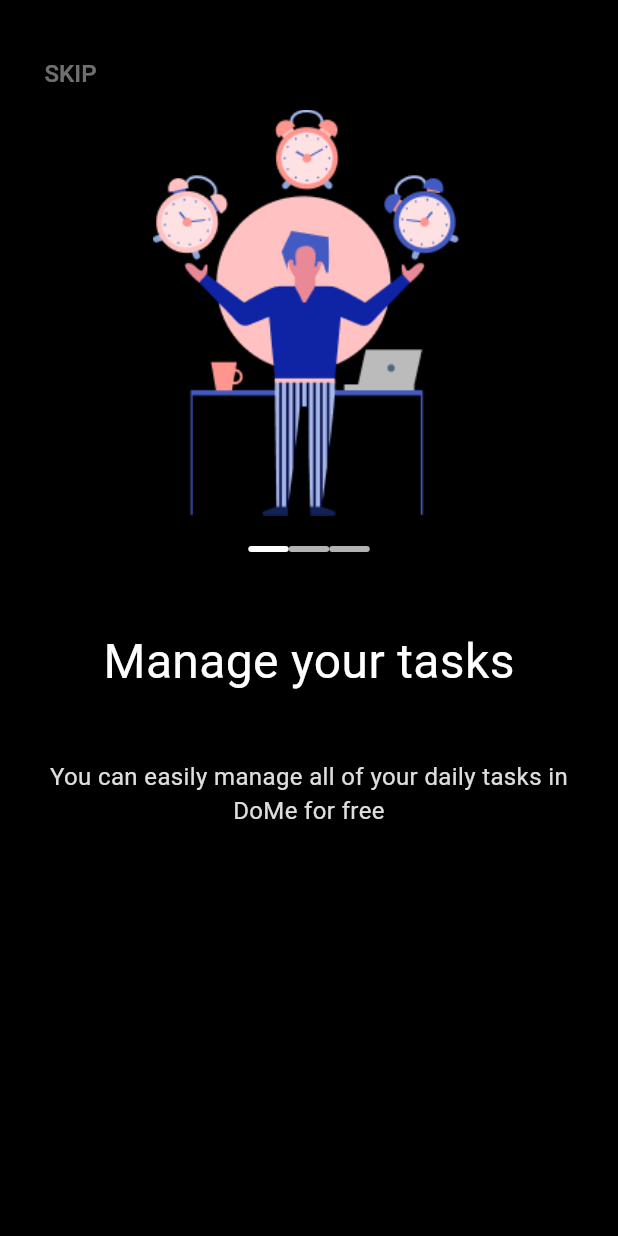
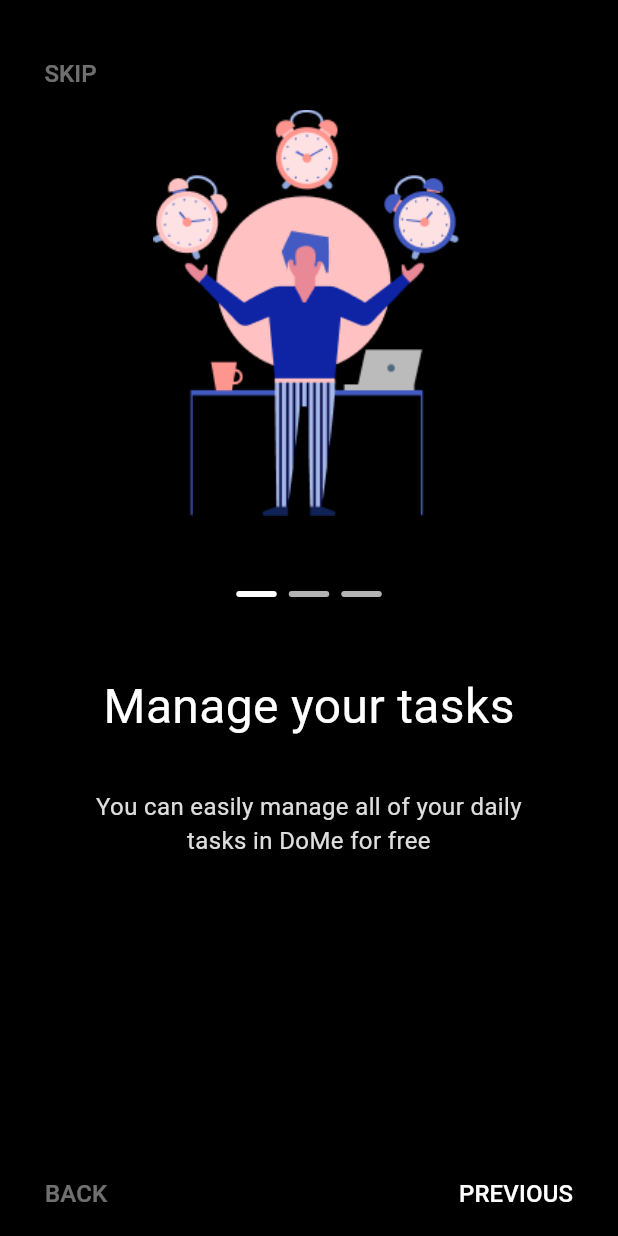
Before and after one commit to binhmobilecse/ToDoApp, a Flutter app: the screen it shows after launch, on a phone screen of 412 x 824 dp. Run offline on Flutter 3.47's test engine with Material 3 defaults, Android fonts, the phone set to English and light mode, and no system bars.

Commit message:
build onboarding layout _ part 1

```diff
--- a/lib/ui/onboarding/onboarding_child_view.dart
+++ b/lib/ui/onboarding/onboarding_child_view.dart
@@ -15,10 +15,6 @@ class OnboardingChildView extends StatelessWidget {
             children: [
               _buildSkipButton(),
               _buildImages(),
-              const SizedBox(
-                width: 50,
-                height: 20,
-              ),
               _buildIndicators(),
               _buildContent(),
               _buildNextPrevButton(),
@@ -52,7 +48,9 @@ class OnboardingChildView extends StatelessWidget {
   }
 
   Widget _buildIndicators() {
-    return Row(
+    return Container(
+      margin: EdgeInsets.symmetric(vertical: 50),
+      child: Row(
         mainAxisAlignment: MainAxisAlignment.center,
         children: [
           Container(
@@ -63,7 +61,7 @@ class OnboardingChildView extends StatelessWidget {
                 borderRadius: BorderRadius.all(Radius.circular(56))),
           ),
           Container(
-          padding: const EdgeInsets.symmetric(horizontal: 20),
+            margin: const EdgeInsets.symmetric(horizontal: 8),
             width: 27,
             height: 4,
             decoration: BoxDecoration(
@@ -78,20 +76,22 @@ class OnboardingChildView extends StatelessWidget {
                 borderRadius: const BorderRadius.all(Radius.circular(56))),
           ),
         ],
+      ),
     );
   }
 
   Widget _buildContent() {
     return Container(
-      padding: EdgeInsets.only(left: 16, right: 16),
+      margin: EdgeInsets.symmetric(horizontal: 58),
       child: Column(
         children: [
-          SizedBox(height: 50),
           Text(
             "Manage your tasks",
             style: TextStyle(color: Colors.white, fontSize: 32),
           ),
-          SizedBox(height: 42),
+          SizedBox(
+            height: 32,
+          ),
           Text(
             "You can easily manage all of your daily tasks in DoMe for free",
             style:
@@ -104,6 +104,29 @@ class OnboardingChildView extends StatelessWidget {
   }
 
   Widget _buildNextPrevButton() {
-    return Container();
+    return Container(
+      margin: const EdgeInsets.symmetric(horizontal: 18).copyWith(top: 200),
+      child: Row(children: [
+        TextButton(
+            onPressed: () {},
+            child: Text(
+              "BACK",
+              style: TextStyle(
+                color: Colors.white.withOpacity(0.44),
+                fontSize: 16,
+              ),
+            )),
+        Spacer(),
+        TextButton(
+            onPressed: () {},
+            child: const Text(
+              "PREVIOUS",
+              style: TextStyle(
+                color: Colors.white,
+                fontSize: 16,
+              ),
+            )),
+      ]),
+    );
   }
 }
```
Lines whose indentation alone changed are shown as unchanged.
